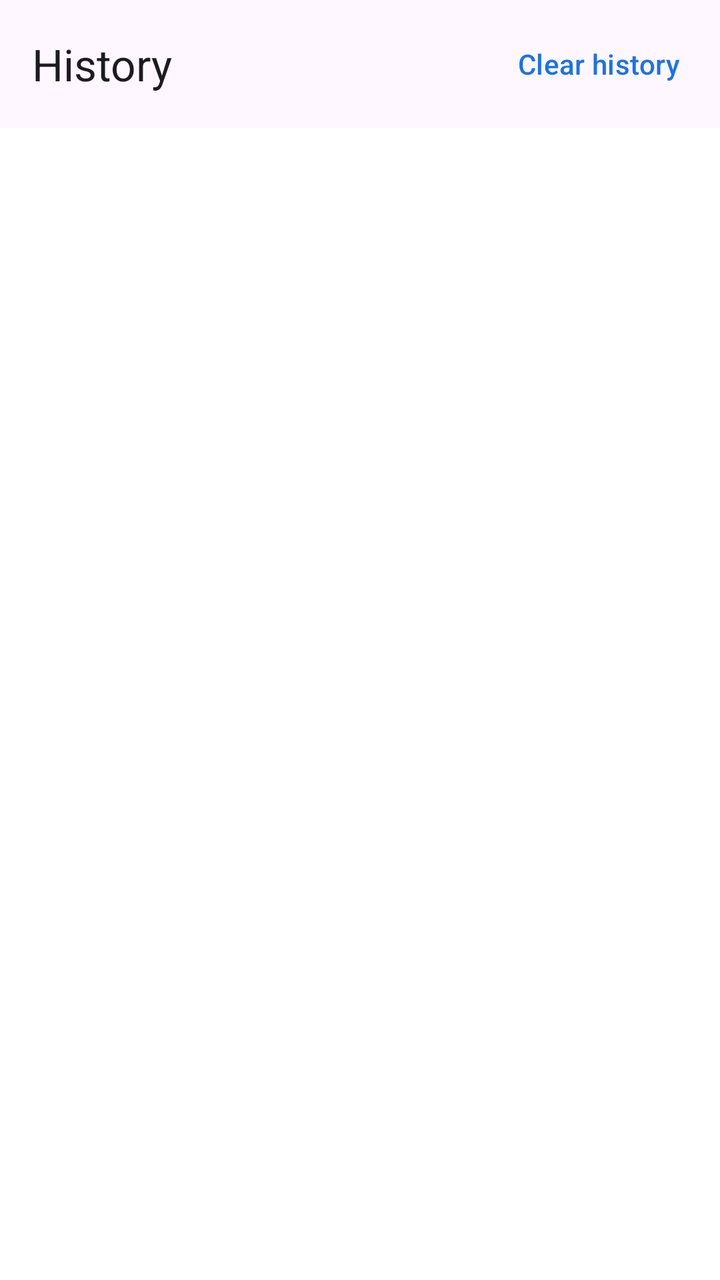
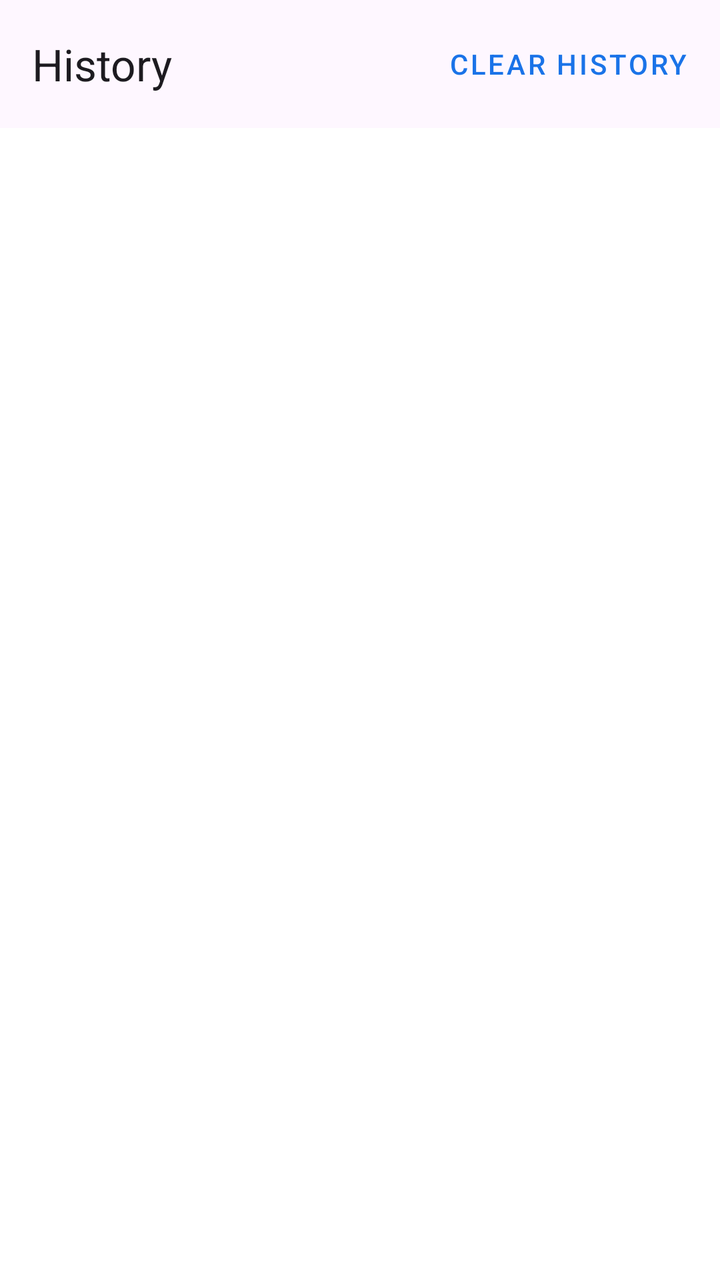

Before-and-after screenshots of an Android layout around one commit, followed by the original layout XML and the change that was made.
<!-- AndroidManifest.xml: application theme Theme.StarkBrowser -->
<!-- res/layout/activity_history.xml -->
<?xml version="1.0" encoding="utf-8"?>
<androidx.coordinatorlayout.widget.CoordinatorLayout
    xmlns:android="http://schemas.android.com/apk/res/android"
    xmlns:app="http://schemas.android.com/apk/res-auto"
    android:layout_width="match_parent"
    android:layout_height="match_parent">

    <com.google.android.material.appbar.AppBarLayout
        android:layout_width="match_parent"
        android:layout_height="wrap_content">
        <com.google.android.material.appbar.MaterialToolbar
            android:id="@+id/toolbar"
            android:layout_width="match_parent"
            android:layout_height="?attr/actionBarSize"
            app:title="@string/history">
            <com.google.android.material.button.MaterialButton
                android:id="@+id/btnClearHistory"
                style="@style/Widget.Material3.Button.TextButton"
                android:layout_width="wrap_content"
                android:layout_height="wrap_content"
                android:layout_gravity="end"
                android:layout_marginEnd="8dp"
                android:text="@string/clear_history" />
        </com.google.android.material.appbar.MaterialToolbar>
    </com.google.android.material.appbar.AppBarLayout>

    <androidx.recyclerview.widget.RecyclerView
        android:id="@+id/historyRecycler"
        android:layout_width="match_parent"
        android:layout_height="match_parent"
        app:layout_behavior="@string/appbar_scrolling_view_behavior" />

    <TextView
        android:id="@+id/emptyView"
        android:layout_width="wrap_content"
        android:layout_height="wrap_content"
        android:layout_gravity="center"
        android:text="@string/no_history"
        android:textSize="16sp"
        android:textColor="?attr/colorOnSurfaceVariant"
        android:visibility="gone" />

</androidx.coordinatorlayout.widget.CoordinatorLayout>
<!-- resources referenced by this layout -->
<resources>
  <string name="clear_history">Clear history</string>
  <string name="history">History</string>
  <string name="no_history">No history yet</string>
  <style name="Theme.StarkBrowser" parent="Theme.Material3.Light.NoActionBar">
          <item name="colorPrimary">@color/stark_primary</item>
          <item name="colorPrimaryDark">@color/stark_primary_dark</item>
          <item name="colorAccent">@color/stark_accent</item>
          <item name="android:windowBackground">@color/surface_light</item>
          <item name="android:statusBarColor">@color/surface_light</item>
          <item name="android:navigationBarColor">@color/bar_background_light</item>
          <item name="android:windowLightStatusBar">true</item>
          <item name="android:windowLightNavigationBar">true</item>
      </style>
  <color name="stark_primary">#1A73E8</color>
  <color name="stark_primary_dark">#1557B0</color>
  <color name="stark_accent">#FF6D00</color>
  <color name="surface_light">#FFFFFF</color>
  <color name="bar_background_light">#FFFFFF</color>
</resources>

<!-- the commit's change to res/layout/activity_history.xml (unified diff, before → after) -->
@@ -15,7 +15,7 @@
             app:title="@string/history">
             <com.google.android.material.button.MaterialButton
                 android:id="@+id/btnClearHistory"
-                style="@style/Widget.Material3.Button.TextButton"
+                style="@style/Widget.MaterialComponents.Button.TextButton"
                 android:layout_width="wrap_content"
                 android:layout_height="wrap_content"
                 android:layout_gravity="end"
